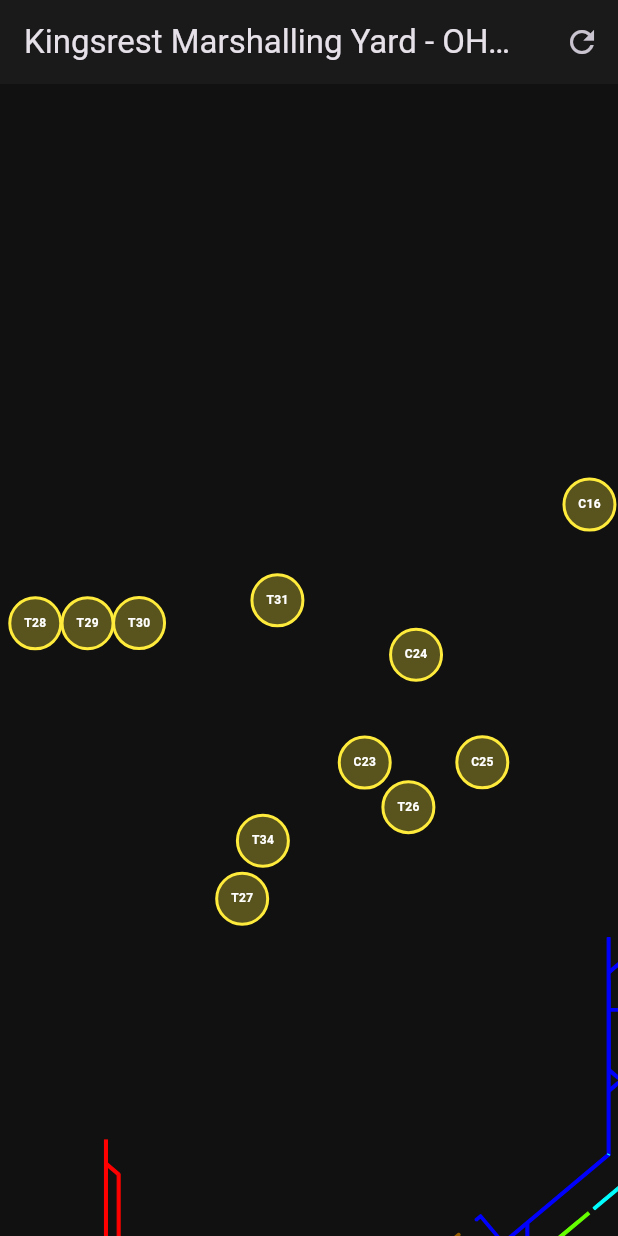
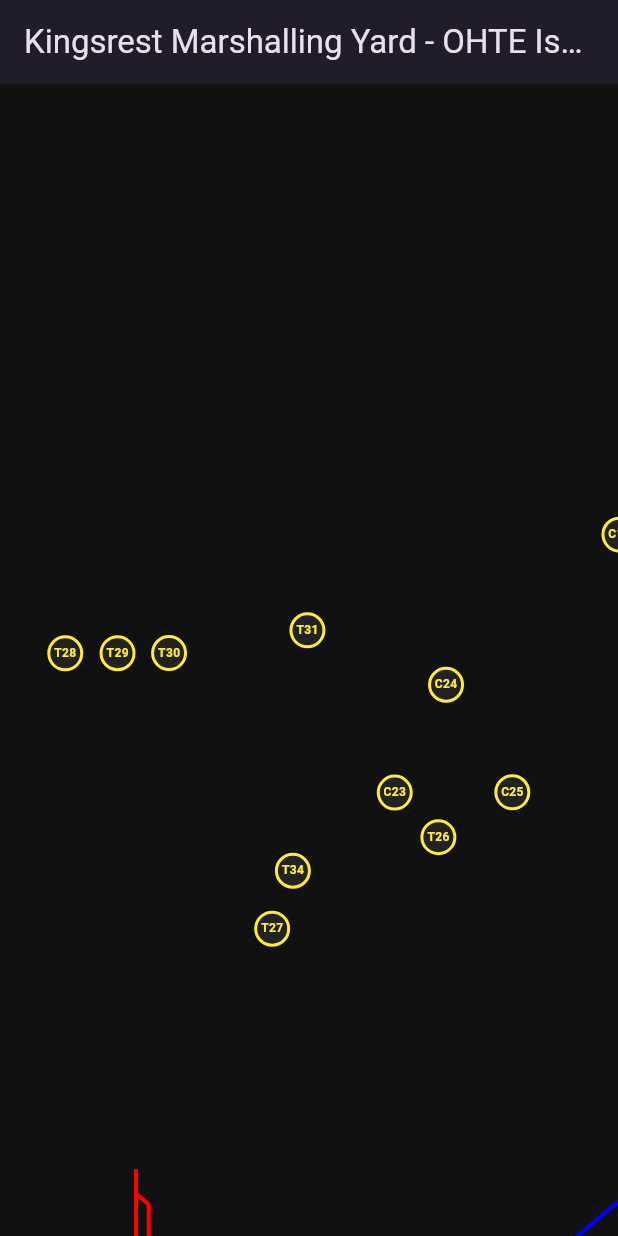
Before and after one commit to leonbhoman/KGX_OHTE, a Flutter app: the screen it shows after launch, on a phone screen of 412 x 824 dp. Run offline on Flutter 3.47's test engine with Material 3 defaults, Android fonts, the phone set to English and light mode, and no system bars; our stand-ins replace flutter_svg.

```diff
--- a/assets/kgx_yard_map.txt
+++ b/assets/kgx_yard_map.txt
@@ -1177,10 +1177,10 @@
     <polyline points="63.12 852.42 63.12 922.62 54.24 930.06" fill="none" stroke="blue" stroke-linejoin="bevel" stroke-width=".72"/>
     <polyline points="61.14 853.38 61.14 921.72 52.98 928.56" fill="none" stroke="blue" stroke-linejoin="bevel" stroke-width=".72"/>
     <polyline points="62.1 852.9 62.1 922.14 53.64 929.28" fill="none" stroke="blue" stroke-linejoin="bevel" stroke-width=".72"/>
-    <polyline points="29.1 966.78 29.1 871.92 27.12 870.96 27.12 967.74" fill="#838383" fill-rule="evenodd"/>
-    <polyline points="27.12 967.74 27.12 870.96 36 863.52" fill="none" stroke="#838383" stroke-linejoin="bevel" stroke-width=".72"/>
-    <polyline points="29.1 966.78 29.1 871.92 37.26 865.08" fill="none" stroke="#838383" stroke-linejoin="bevel" stroke-width=".72"/>
-    <polyline points="28.14 967.26 28.14 871.44 36.6 864.3" fill="none" stroke="#838383" stroke-linejoin="bevel" stroke-width=".72"/>
+    <polyline points="29.1 966.78 29.1 871.92 27.12 870.96 27.12 967.74" fill="blue" fill-rule="evenodd"/>
+    <polyline points="27.12 967.74 27.12 870.96 36 863.52" fill="none" stroke="blue" stroke-linejoin="bevel" stroke-width=".72"/>
+    <polyline points="29.1 966.78 29.1 871.92 37.26 865.08" fill="none" stroke="blue" stroke-linejoin="bevel" stroke-width=".72"/>
+    <polyline points="28.14 967.26 28.14 871.44 36.6 864.3" fill="none" stroke="blue" stroke-linejoin="bevel" stroke-width=".72"/>
     <polyline points="36 873.6 46.14 882.12 46.14 879.54 37.26 872.1" fill="blue" fill-rule="evenodd"/>
     <polyline points="36 873.6 37.26 872.1 46.14 879.54" fill="none" stroke="blue" stroke-linejoin="bevel" stroke-width=".72"/>
     <line x1="36" y1="873.6" x2="44.16" y2="880.44" fill="none" stroke="blue" stroke-linejoin="bevel" stroke-width=".72"/>
@@ -1193,10 +1193,10 @@
     <line x1="60.72" y1="820.02" x2="54.66" y2="825.12" fill="none" stroke="blue" stroke-linejoin="bevel" stroke-width=".72"/>
     <line x1="59.7" y1="822.18" x2="54.24" y2="826.74" fill="none" stroke="blue" stroke-linejoin="bevel" stroke-width=".72"/>
     <line x1="59.7" y1="819.54" x2="52.98" y2="825.24" fill="none" stroke="blue" stroke-linejoin="bevel" stroke-width=".72"/>
-    <polyline points="35.64 972.24 29.1 966.78 27.12 967.74 35.64 974.88" fill="#838383" fill-rule="evenodd"/>
-    <line x1="34.62" y1="974.04" x2="27.12" y2="967.74" fill="none" stroke="#838383" stroke-linejoin="bevel" stroke-width=".72"/>
-    <line x1="34.62" y1="971.4" x2="29.1" y2="966.78" fill="none" stroke="#838383" stroke-linejoin="bevel" stroke-width=".72"/>
-    <line x1="35.64" y1="973.56" x2="28.14" y2="967.26" fill="none" stroke="#838383" stroke-linejoin="bevel" stroke-width=".72"/>
+    <polyline points="35.64 972.24 29.1 966.78 27.12 967.74 35.64 974.88" fill="blue" fill-rule="evenodd"/>
+    <line x1="34.62" y1="974.04" x2="27.12" y2="967.74" fill="none" stroke="blue" stroke-linejoin="bevel" stroke-width=".72"/>
+    <line x1="34.62" y1="971.4" x2="29.1" y2="966.78" fill="none" stroke="blue" stroke-linejoin="bevel" stroke-width=".72"/>
+    <line x1="35.64" y1="973.56" x2="28.14" y2="967.26" fill="none" stroke="blue" stroke-linejoin="bevel" stroke-width=".72"/>
     <polyline points="37.62 973.92 37.62 855 35.64 854.1 35.64 974.88" fill="blue" fill-rule="evenodd"/>
     <polyline points="35.64 972.24 35.64 854.1 52.62 839.82" fill="none" stroke="blue" stroke-linejoin="bevel" stroke-width=".72"/>
     <polyline points="37.62 973.92 37.62 855 52.62 842.4" fill="none" stroke="blue" stroke-linejoin="bevel" stroke-width=".72"/>
@@ -1258,8 +1258,8 @@
     <line x1="89.04" y1="1017.06" x2="37.62" y2="973.92" fill="none" stroke="blue" stroke-linejoin="bevel" stroke-width=".72"/>
     <polyline points="89.04 972.42 89.04 975.48 91.02 975.48 91.02 973.32" fill="blue" fill-rule="evenodd"/>
     <line x1="89.04" y1="975.48" x2="91.02" y2="975.48" fill="none" stroke="blue" stroke-linejoin="bevel" stroke-width=".72"/>
-    <polyline points="29.1 871.92 37.26 865.08 36 863.52 27.12 870.96" fill="#838383" fill-rule="evenodd"/>
-    <line x1="37.26" y1="865.08" x2="36" y2="863.52" fill="none" stroke="#838383" stroke-linejoin="bevel" stroke-width=".72"/>
+    <polyline points="29.1 871.92 37.26 865.08 36 863.52 27.12 870.96" fill="blue" fill-rule="evenodd"/>
+    <line x1="37.26" y1="865.08" x2="36" y2="863.52" fill="none" stroke="blue" stroke-linejoin="bevel" stroke-width=".72"/>
     <line x1="54.24" y1="810.96" x2="52.98" y2="812.46" fill="none" stroke="blue" stroke-linejoin="bevel" stroke-width=".72"/>
     <line x1="52.98" y1="825.24" x2="54.24" y2="826.74" fill="none" stroke="blue" stroke-linejoin="bevel" stroke-width=".72"/>
     <line x1="36" y1="965.04" x2="40.5" y2="961.26" fill="none" stroke="blue" stroke-linejoin="bevel" stroke-width=".72"/>
--- a/lib/main.dart
+++ b/lib/main.dart
@@ -36,7 +36,6 @@
   @override
   void initState() {
     super.initState();
-    // Start loading the JSON coordinate data asset on boot
     _initFuture = _controller.initializeYardData();
   }
 
@@ -44,58 +43,39 @@
   Widget build(BuildContext context) {
     return Scaffold(
       appBar: AppBar(
-        title: const Text('Kingsrest Marshalling Yard - OHTE Interaction Matrix'),
-        backgroundColor: const Color(0xFF1A1A1A),
-        actions: [
-          IconButton(
-            icon: const Icon(Icons.refresh),
-            tooltip: 'Reset Yard State',
-            onPressed: () {
-              setState(() {
-                _controller.initializeTrackDefaultStates();
-              });
-            },
-          )
-        ],
+        title: const Text('Kingsrest Marshalling Yard - OHTE Isolation Map'),
+        elevation: 2,
       ),
-      body: FutureBuilder(
+      body: FutureBuilder<void>(
         future: _initFuture,
         builder: (context, snapshot) {
           if (snapshot.connectionState == ConnectionState.waiting) {
             return const Center(child: CircularProgressIndicator());
           } else if (snapshot.hasError) {
-            return Center(child: Text('Error initializing asset engine: ${snapshot.error}'));
+            return Center(child: Text('Error loading layout: ${snapshot.error}'));
           }
 
-          // Once assets are ready, render the desktop Interactive Canvas
-          return SelectionArea( // Great for desktop text/labels
+          return SizedBox.expand(
             child: InteractiveViewer(
-  maxScale: 5.0,
-  minScale: 0.2,
-  boundaryMargin: const EdgeInsets.all(600),
-  constrained: false, // <-- CRITICAL ADDITION: Stops Flutter from squashing the map to fit the screen
-  child: Center(
-    child: Container(
-      // MATCH YOUR NEW ILLUSTRATOR VIEWBOX EXACTLY:
-      width: 1605.08,  // Match your landscape SVG viewBox width
-      height: 1111.32, // Match your landscape SVG viewBox height
+              minScale: 0.1,
+              maxScale: 4.0,
+              constrained: false, // Keeps your map reading horizontally layout-wide
+              boundaryMargin: const EdgeInsets.all(500),
+              child: Padding(
+                padding: const EdgeInsets.all(20.0),
                 child: Stack(
-        clipBehavior: Clip.none,
                   children: [
-          // Layer 1: The wide blueprint asset frame
-          // Layer 1: The dynamic vector blueprint frame
+                    // Layer 1: Base SVG map
                     SvgPicture.string(
-          _controller.buildDynamicSvgCode(), // Pulls the raw manipulated XML text directly from memory
+                      _controller.buildDynamicSvgCode(),
                       width: 1605.08,
                       height: 1111.32,
                       fit: BoxFit.none,
                       alignment: Alignment.topLeft,
                     ),
-
-          // Layer 2: Clickable Switch Matrix overlays
-          ..._buildSwitchOverlayNodes(),
+                    // Layer 2: Clickable switch overlays
+                    ..._buildSwitchNodes(),
                   ],
-                  ),
                 ),
               ),
             ),
@@ -105,23 +85,23 @@
     );
   }
 
-  // Generates the clickable interactive nodes on top of the map coordinates
-  List<Widget> _buildSwitchOverlayNodes() {
-    List<Widget> nodes = [];
+  // This defines the missing method cleanly within the state class bounds
+  List<Widget> _buildSwitchNodes() {
+    final List<Widget> nodes = [];
 
     _controller.switchCoordinates.forEach((switchName, coords) {
-      // Clean 1:1 data translation: First position = Horizontal X, Second position = Vertical Y
+      if (coords.length < 2) return;
       final double x = (coords[0] as num).toDouble();
       final double y = (coords[1] as num).toDouble();
 
       nodes.add(
         Positioned(
-          left: x - 18, // Automatically snaps onto the exact vector point line width
-          top: y - 18,  // Automatically snaps onto the exact vector point line height
+          left: x - 12, // Perfectly centers your 24px button over the coordinate point
+          top: y - 12,
           child: MouseRegion(
-            cursor: SystemMouseCursors.click,// Changes cursor to hand on desktop pointer hover
+            cursor: SystemMouseCursors.click,
             child: GestureDetector(
-            behavior: HitTestBehavior.opaque, // Ensures the entire 36x36 area captures clicks
+              behavior: HitTestBehavior.opaque, // Tells Flutter: treat the whole box area as clickable
               onTap: () {
                 setState(() {
                   _controller.toggleSwitch(switchName);
@@ -130,17 +110,18 @@
               child: Tooltip(
                 message: 'Switch $switchName',
                 child: Container(
-                  width: 36,
-                  height: 36,
+                  width: 24,  // Keeping your preferred compact dimensions
+                  height: 24,
                   decoration: BoxDecoration(
-                    color: Colors.yellow.withOpacity(0.3),
+                    // Solid dark background color captures clicks 100% across the circle's interior
+                    color: const Color(0xFF222222),
                     shape: BoxShape.circle,
                     border: Border.all(color: Colors.yellow, width: 2),
                   ),
                   child: Center(
                     child: Text(
                       switchName,
-                      style: const TextStyle(fontSize: 8, fontWeight: FontWeight.bold, color: Colors.white)
+                      style: const TextStyle(fontSize: 8, fontWeight: FontWeight.bold, color: Colors.yellow)
                     ),
                   ),
                 ),
```
Lines whose indentation alone changed are shown as unchanged.
